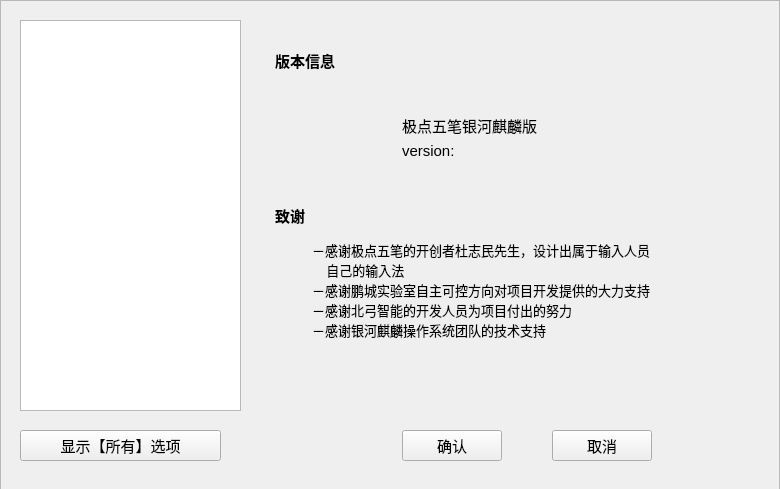
GXDE-OS/freewb, file src/panel/src/settingwin.ui: the form before one commit.
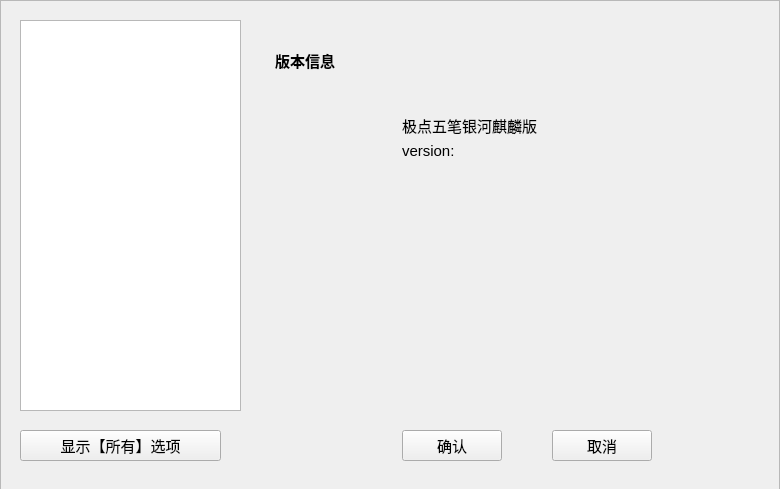
The form after the commit. The open tabs and pages were chosen to show the change. Icons and pictures are not drawn.

Commit message:
refactor: 优化界面显示，使用最新的版本号
使用最新的版本号标记输入法版本号

Task: #605565
Severity: Moderate

Patch:
```diff
--- a/src/panel/src/settingwin.ui
+++ b/src/panel/src/settingwin.ui
@@ -5181,9 +5181,6 @@
         <bold>true</bold>
        </font>
       </property>
-      <property name="text">
-       <string>致谢</string>
-      </property>
       <property name="wordWrap">
        <bool>true</bool>
       </property>
@@ -5204,9 +5201,6 @@
         <bold>false</bold>
        </font>
       </property>
-      <property name="text">
-       <string>&lt;html&gt;&lt;head/&gt;&lt;body&gt;&lt;font style = &quot;font-family:Ubuntu;font-size:13px;&quot;&gt;&lt;span&gt;－感谢极点五笔的开创者杜志民先生，设计出属于输入人员&lt;br/&gt;&amp;nbsp;&amp;nbsp;&amp;nbsp;&amp;nbsp;自己的输入法&lt;/span&gt;&lt;span &gt;&lt;br/&gt;－感谢鹏城实验室自主可控方向对项目开发提供的大力支持&lt;/span&gt;&lt;br/&gt;－感谢北弓智能的开发人员为项目付出的努力&lt;br/&gt;－感谢银河麒麟操作系统团队的技术支持&lt;/font&gt;&lt;/body&gt;&lt;/html&gt;</string>
-      </property>
       <property name="alignment">
        <set>Qt::AlignLeading|Qt::AlignLeft|Qt::AlignTop</set>
       </property>
```
The commit also changes 1 other file.
